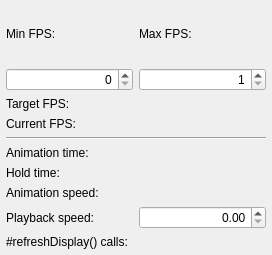
The window that src/qtenv/animationcontrollerdialog.ui (omnetpp/omnetpp) describes before a commit, drawn with Qt 5.
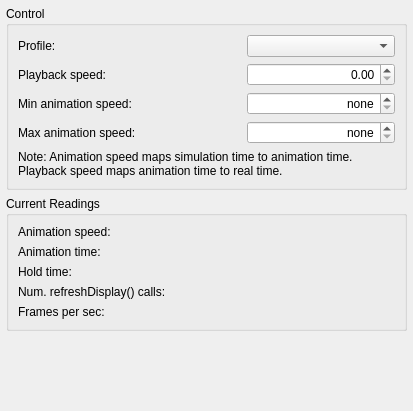
The same window after the commit. Custom widgets are drawn as their Qt base class.

Commit message:
qtenv: AnimationControllerDialog reworked, ExponentialSpinBox added.
With some included usability tweaks. Also, silencing a warning.

Diff of the .ui file:
```diff
--- a/src/qtenv/animationcontrollerdialog.ui
+++ b/src/qtenv/animationcontrollerdialog.ui
@@ -6,8 +6,8 @@
    <rect>
     <x>0</x>
     <y>0</y>
-    <width>272</width>
-    <height>255</height>
+    <width>413</width>
+    <height>411</height>
    </rect>
   </property>
   <property name="sizePolicy">
@@ -19,7 +19,7 @@
   <property name="windowTitle">
    <string>Animation Parameters</string>
   </property>
-  <layout class="QVBoxLayout" name="mainLayout">
+  <layout class="QVBoxLayout" name="mainLayout" stretch="0,0,1">
    <property name="leftMargin">
     <number>6</number>
    </property>
@@ -33,118 +33,172 @@
     <number>6</number>
    </property>
    <item>
-    <layout class="QGridLayout" name="fpsLayout">
-     <item row="0" column="1">
-      <widget class="QLabel" name="maxFpsLabel">
-       <property name="text">
-        <string>Max FPS:</string>
-       </property>
-      </widget>
-     </item>
-     <item row="0" column="0">
-      <widget class="QLabel" name="minFpsLabel">
-       <property name="text">
-        <string>Min FPS:</string>
-       </property>
-      </widget>
-     </item>
-     <item row="1" column="0">
-      <widget class="QSpinBox" name="minFpsSpinBox">
-       <property name="alignment">
-        <set>Qt::AlignRight|Qt::AlignTrailing|Qt::AlignVCenter</set>
-       </property>
-       <property name="minimum">
-        <number>0</number>
-       </property>
-       <property name="maximum">
-        <number>1000</number>
-       </property>
-      </widget>
-     </item>
-     <item row="1" column="1">
-      <widget class="QSpinBox" name="maxFpsSpinBox">
-       <property name="alignment">
-        <set>Qt::AlignRight|Qt::AlignTrailing|Qt::AlignVCenter</set>
-       </property>
-       <property name="minimum">
-        <number>1</number>
-       </property>
-       <property name="maximum">
-        <number>1000</number>
-       </property>
-      </widget>
-     </item>
-    </layout>
-   </item>
-   <item>
-    <layout class="QGridLayout" name="gridLayout">
+    <widget class="QGroupBox" name="controlGroupBox">
+     <property name="sizePolicy">
+      <sizepolicy hsizetype="Preferred" vsizetype="MinimumExpanding">
+       <horstretch>0</horstretch>
+       <verstretch>0</verstretch>
+      </sizepolicy>
+     </property>
+     <property name="title">
+      <string>Control</string>
+     </property>
+     <layout class="QGridLayout" name="gridLayout_2" columnstretch="3,2">
      <item row="4" column="1">
-      <widget class="QLabel" name="holdTimeValueLabel">
-       <property name="text">
-        <string/>
+       <widget class="omnetpp::qtenv::ExponentialSpinBox" name="minSpeedSpinBox">
+        <property name="toolTip">
+         <string>Enforce minimum animation speed: overrides speed requested by the model.</string>
        </property>
        <property name="alignment">
         <set>Qt::AlignRight|Qt::AlignTrailing|Qt::AlignVCenter</set>
        </property>
-      </widget>
-     </item>
-     <item row="1" column="0">
-      <widget class="QLabel" name="currentFpsLabel">
-       <property name="text">
-        <string>Current FPS:</string>
-       </property>
-      </widget>
-     </item>
-     <item row="2" column="0" colspan="2">
-      <widget class="Line" name="line">
-       <property name="orientation">
-        <enum>Qt::Horizontal</enum>
-       </property>
-      </widget>
-     </item>
-     <item row="0" column="0">
-      <widget class="QLabel" name="targetFpsLabel">
+        <property name="specialValueText">
+         <string>none</string>
+        </property>
+        <property name="correctionMode">
+         <enum>QAbstractSpinBox::CorrectToNearestValue</enum>
+        </property>
+        <property name="keyboardTracking">
+         <bool>false</bool>
+        </property>
+        <property name="maximum">
+         <double>1000000000000000000.000000000000000</double>
+        </property>
+       </widget>
+      </item>
+      <item row="4" column="0">
+       <widget class="QLabel" name="minSpeedLabel">
        <property name="text">
-        <string>Target FPS:</string>
+         <string>Min animation speed:</string>
        </property>
       </widget>
      </item>
-     <item row="3" column="1">
-      <widget class="QLabel" name="animationTimeValueLabel">
-       <property name="text">
-        <string/>
-       </property>
-       <property name="alignment">
-        <set>Qt::AlignRight|Qt::AlignTrailing|Qt::AlignVCenter</set>
+      <item row="2" column="1">
+       <widget class="QComboBox" name="profileComboBox">
+        <property name="sizePolicy">
+         <sizepolicy hsizetype="Minimum" vsizetype="Fixed">
+          <horstretch>0</horstretch>
+          <verstretch>0</verstretch>
+         </sizepolicy>
        </property>
       </widget>
      </item>
      <item row="3" column="0">
-      <widget class="QLabel" name="animationTimeLabel">
+       <widget class="QLabel" name="playbackSpeedLabel">
        <property name="text">
-        <string>Animation time:</string>
-       </property>
-      </widget>
-     </item>
-     <item row="0" column="1">
-      <widget class="QLabel" name="targetFpsValueLabel">
-       <property name="text">
-        <string/>
-       </property>
-       <property name="alignment">
-        <set>Qt::AlignRight|Qt::AlignTrailing|Qt::AlignVCenter</set>
+         <string>Playback speed:</string>
        </property>
       </widget>
      </item>
      <item row="5" column="0">
+       <widget class="QLabel" name="maxSpeedLabel">
+        <property name="text">
+         <string>Max animation speed:</string>
+        </property>
+       </widget>
+      </item>
+      <item row="3" column="1">
+       <widget class="omnetpp::qtenv::ExponentialSpinBox" name="playbackSpeedSpinBox">
+        <property name="toolTip">
+         <string>Corresponds to speed slider on the toolbar.</string>
+        </property>
+        <property name="alignment">
+         <set>Qt::AlignRight|Qt::AlignTrailing|Qt::AlignVCenter</set>
+        </property>
+        <property name="buttonSymbols">
+         <enum>QAbstractSpinBox::UpDownArrows</enum>
+        </property>
+        <property name="correctionMode">
+         <enum>QAbstractSpinBox::CorrectToNearestValue</enum>
+        </property>
+        <property name="keyboardTracking">
+         <bool>false</bool>
+        </property>
+        <property name="maximum">
+         <double>1000000000000000000.000000000000000</double>
+        </property>
+       </widget>
+      </item>
+      <item row="5" column="1">
+       <widget class="omnetpp::qtenv::ExponentialSpinBox" name="maxSpeedSpinBox">
+        <property name="toolTip">
+         <string>Enforce maximum animation speed: overrides speed requested by the model.</string>
+        </property>
+        <property name="alignment">
+         <set>Qt::AlignRight|Qt::AlignTrailing|Qt::AlignVCenter</set>
+        </property>
+        <property name="specialValueText">
+         <string>none</string>
+        </property>
+        <property name="correctionMode">
+         <enum>QAbstractSpinBox::CorrectToNearestValue</enum>
+        </property>
+        <property name="keyboardTracking">
+         <bool>false</bool>
+        </property>
+        <property name="maximum">
+         <double>1000000000000000000.000000000000000</double>
+        </property>
+       </widget>
+      </item>
+      <item row="2" column="0">
+       <widget class="QLabel" name="profileLabel">
+        <property name="text">
+         <string>Profile:</string>
+        </property>
+       </widget>
+      </item>
+      <item row="6" column="0" colspan="2">
+       <widget class="QLabel" name="noteLabel">
+        <property name="sizePolicy">
+         <sizepolicy hsizetype="Preferred" vsizetype="Preferred">
+          <horstretch>0</horstretch>
+          <verstretch>0</verstretch>
+         </sizepolicy>
+        </property>
+        <property name="text">
+         <string>Note: Animation speed maps simulation time to animation time. Playback speed maps animation time to real time.</string>
+        </property>
+        <property name="wordWrap">
+         <bool>true</bool>
+        </property>
+       </widget>
+      </item>
+     </layout>
+    </widget>
+   </item>
+   <item>
+    <widget class="QGroupBox" name="readingsGroupBox">
+     <property name="title">
+      <string>Current Readings</string>
+     </property>
+     <layout class="QGridLayout" name="gridLayout" columnstretch="3,2">
+      <item row="0" column="0">
       <widget class="QLabel" name="animationSpeedLabel">
        <property name="text">
         <string>Animation speed:</string>
        </property>
       </widget>
      </item>
+      <item row="0" column="1">
+       <widget class="QLabel" name="animationSpeedValueLabel">
+        <property name="text">
+         <string/>
+        </property>
+        <property name="alignment">
+         <set>Qt::AlignRight|Qt::AlignTrailing|Qt::AlignVCenter</set>
+        </property>
+       </widget>
+      </item>
+      <item row="1" column="0">
+       <widget class="QLabel" name="animationTimeLabel">
+        <property name="text">
+         <string>Animation time:</string>
+        </property>
+       </widget>
+      </item>
      <item row="1" column="1">
-      <widget class="QLabel" name="currentFpsValueLabel">
+       <widget class="QLabel" name="animationTimeValueLabel">
        <property name="text">
         <string/>
        </property>
@@ -153,22 +207,15 @@
        </property>
       </widget>
      </item>
-     <item row="4" column="0">
+      <item row="2" column="0">
       <widget class="QLabel" name="holdLabel">
        <property name="text">
         <string>Hold time:</string>
        </property>
       </widget>
      </item>
-     <item row="6" column="0">
-      <widget class="QLabel" name="playbackSpeedLabel">
-       <property name="text">
-        <string>Playback speed:</string>
-       </property>
-      </widget>
-     </item>
-     <item row="5" column="1">
-      <widget class="QLabel" name="animationSpeedValueLabel">
+      <item row="2" column="1">
+       <widget class="QLabel" name="holdTimeValueLabel">
        <property name="text">
         <string/>
        </property>
@@ -177,14 +224,14 @@
        </property>
       </widget>
      </item>
-     <item row="7" column="0">
+      <item row="3" column="0">
       <widget class="QLabel" name="refreshDisplayCountLabel">
        <property name="text">
-        <string>#refreshDisplay() calls:</string>
+         <string>Num. refreshDisplay() calls:</string>
        </property>
       </widget>
      </item>
-     <item row="7" column="1">
+      <item row="3" column="1">
       <widget class="QLabel" name="refreshDisplayCountValueLabel">
        <property name="text">
         <string/>
@@ -194,26 +241,54 @@
        </property>
       </widget>
      </item>
-     <item row="6" column="1">
-      <widget class="QDoubleSpinBox" name="playbackSpeedSpinBox">
+      <item row="4" column="0">
+       <widget class="QLabel" name="currentFpsLabel">
+        <property name="text">
+         <string>Frames per sec:</string>
+        </property>
+       </widget>
+      </item>
+      <item row="4" column="1">
+       <widget class="QLabel" name="currentFpsValueLabel">
+        <property name="sizePolicy">
+         <sizepolicy hsizetype="Preferred" vsizetype="MinimumExpanding">
+          <horstretch>0</horstretch>
+          <verstretch>0</verstretch>
+         </sizepolicy>
+        </property>
+        <property name="text">
+         <string/>
+        </property>
        <property name="alignment">
         <set>Qt::AlignRight|Qt::AlignTrailing|Qt::AlignVCenter</set>
        </property>
-       <property name="buttonSymbols">
-        <enum>QAbstractSpinBox::UpDownArrows</enum>
-       </property>
-       <property name="correctionMode">
-        <enum>QAbstractSpinBox::CorrectToNearestValue</enum>
-       </property>
-       <property name="keyboardTracking">
-        <bool>false</bool>
-       </property>
       </widget>
      </item>
     </layout>
+    </widget>
    </item>
+   <item>
+    <spacer name="bottomVerticalSpacer">
+     <property name="orientation">
+      <enum>Qt::Vertical</enum>
+     </property>
+     <property name="sizeHint" stdset="0">
+      <size>
+       <width>0</width>
+       <height>0</height>
+      </size>
+     </property>
+    </spacer>
+   </item>
   </layout>
  </widget>
+ <customwidgets>
+  <customwidget>
+   <class>omnetpp::qtenv::ExponentialSpinBox</class>
+   <extends>QDoubleSpinBox</extends>
+   <header>exponentialspinbox.h</header>
+  </customwidget>
+ </customwidgets>
  <resources/>
  <connections/>
 </ui>
```
Lines whose indentation alone changed are shown as unchanged. The commit also changes 7 other files.
